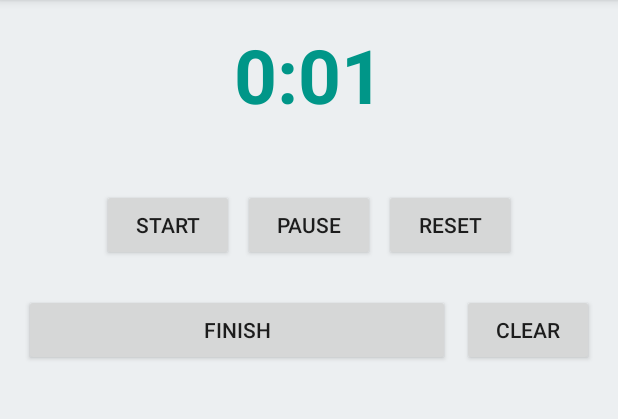
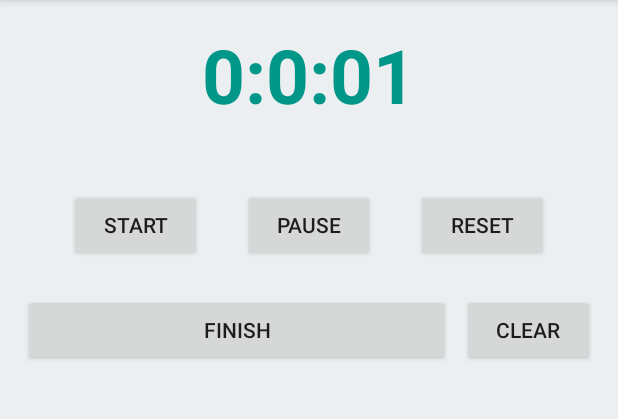
Before and after one commit to MBarrett1/Work_Time, an Android app: the screen it shows after launch (MainActivity), after a tap on "CLEAR", on a phone screen of 412 x 824 dp, the part 84-503 px from its top. Run offline under Robolectric (Android 15) with nearby library versions, the phone set to English and light mode, and no system bars; 2 other taps on this screen came first.

Commit message:
Hours implemented & clear now removes the SharedPreferences as well

```diff
--- a/app/src/main/java/com/example/worktime/MainActivity.java
+++ b/app/src/main/java/com/example/worktime/MainActivity.java
@@ -30,7 +30,7 @@
 
     Handler handler;
 
-    int Seconds, Minutes, MilliSeconds ;
+    int Seconds, Minutes, MilliSeconds, Hours ;
 
     ListView listView ;
 
@@ -115,8 +115,7 @@
             @Override
             public void onClick(View view) {
 
-                times.clear();
-                adapter.notifyDataSetChanged();
+                clearData();
 
             }
         });
@@ -163,6 +162,17 @@
         }
     }
 
+    private void clearData() {
+        times.clear();
+        adapter.notifyDataSetChanged();
+
+        SharedPreferences sharedPreferences = getSharedPreferences("shared preferences", MODE_PRIVATE);
+        SharedPreferences.Editor editor = sharedPreferences.edit();
+        editor.clear();
+        editor.commit();
+
+    }
+
     public Runnable runnable = new Runnable() {
 
         public void run() {
@@ -172,6 +182,8 @@
             UpdateTime = TimeBuff + MillisecondTime;
 
             Seconds = (int) (UpdateTime / 1000);
+
+            Hours = Seconds / 3600;
 
             Minutes = Seconds / 60;
 
@@ -183,7 +195,7 @@
 //                    + String.format("%02d", Seconds) + ":"
 //                    + String.format("%03d", MilliSeconds));
 
-            textView.setText("" + Minutes + ":"
+            textView.setText("" + Hours + ":" + Minutes + ":"
                     + String.format("%02d", Seconds) );
 
             handler.postDelayed(this, 0);
```
